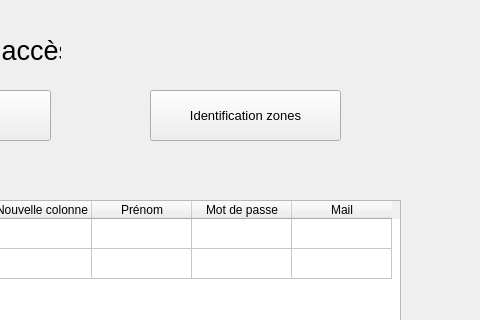
Qt form Projet_Ajour/gestion.ui (simzrch/Projet_Entremont) before a commit; both pictures show x 620 to 1100 and y 0 to 320 of the 1280 by 780 pixel window.
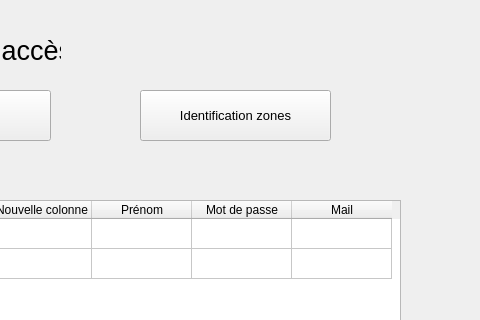
The same form after that commit.

Commit message: modification des interfaces gestion/perimetre/zones

Patch:
```diff
--- a/Projet_Ajour/gestion.ui
+++ b/Projet_Ajour/gestion.ui
@@ -76,7 +76,7 @@
   <widget class="QPushButton" name="ButtonZones">
    <property name="geometry">
     <rect>
-     <x>770</x>
+     <x>760</x>
      <y>90</y>
      <width>191</width>
      <height>51</height>
```
The commit also changes 5 other files.
